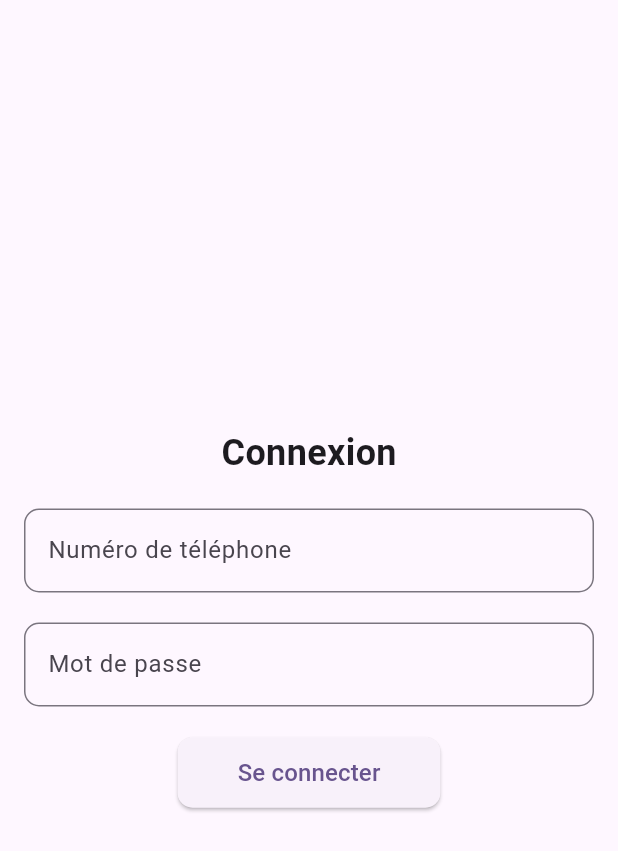
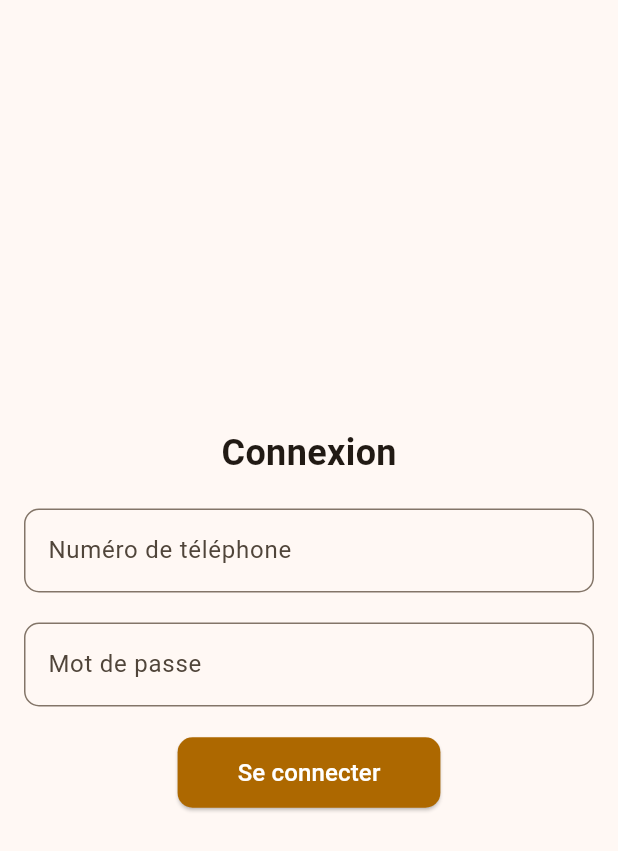
Before and after one commit to Jospin6/basileapp, a Flutter app: the screen it shows after launch, after a tap on "Commencer", on a phone screen of 412 x 824 dp. Shown: the top 851 px of the screen. Run offline on Flutter 3.47's test engine with Material 3 defaults, Android fonts, the phone set to English and light mode, and no system bars; our stand-ins replace cloud_firestore, connectivity_plus, firebase_core, pdf, printing, shared_preferences and 1 more; missing offline and left inert: flutter_sms; accounts and stored records are empty.

Commit message:
change app color

```diff
--- a/lib/main.dart
+++ b/lib/main.dart
@@ -23,10 +23,11 @@ class MyApp extends StatelessWidget {
       title: 'Basile',
       debugShowCheckedModeBanner: false,
       theme: ThemeData(
-        colorScheme: ColorScheme.fromSeed(seedColor: Colors.deepPurple),
+        colorScheme: ColorScheme.fromSeed(
+            seedColor: const Color.fromRGBO(173, 104, 0, 1)),
         useMaterial3: true,
       ),
-      home: const MyHomePage(title: 'Flutter Demo Home Page'),
+      home: const MyHomePage(title: 'Basile'),
     );
   }
 }
@@ -125,7 +126,10 @@ class _MyHomePageState extends State<MyHomePage> {
     return Scaffold(
       appBar: AppBar(
         backgroundColor: Theme.of(context).colorScheme.inversePrimary,
-        title: Text(widget.title),
+        title: Text(
+          widget.title,
+          style: const TextStyle(color: Colors.white),
+        ),
       ),
       body: Center(
         child: Column(
@@ -154,7 +158,10 @@ class _MyHomePageState extends State<MyHomePage> {
                     ),
                   );
                 },
-                child: const Text("Commencer"))
+                style: ElevatedButton.styleFrom(
+                  backgroundColor: const Color.fromRGBO(173, 104, 0, 1),
+                ),
+                child: const Text("Commencer", style: TextStyle(color: Colors.white),))
           ],
         ),
       ),
--- a/lib/screens/agentsPage.dart
+++ b/lib/screens/agentsPage.dart
@@ -47,7 +47,8 @@ class _AgentsPageState extends State<AgentsPage> {
   Widget build(BuildContext context) {
     return Scaffold(
       appBar: AppBar(
-        title: const Text("Liste des agents"),
+        backgroundColor: const Color.fromRGBO(173, 104, 0, 1),
+        title: const Text("Liste des agents", style: TextStyle(color: Colors.white),),
         actions: [
           IconButton(
               onPressed: () {
--- a/lib/screens/clientsZonePage.dart
+++ b/lib/screens/clientsZonePage.dart
@@ -16,7 +16,8 @@ class _ClientsZonePageState extends State<ClientsZonePage> {
   Widget build(BuildContext context) {
     return Scaffold(
       appBar: AppBar(
-        title: Text("Clients de la zone : ${widget.zoneName}"),
+        backgroundColor: const Color.fromRGBO(173, 104, 0, 1),
+        title: Text("Clients de la zone : ${widget.zoneName}", style: const TextStyle(color: Colors.white),),
       ),
       body: FutureBuilder<List<Map<String, dynamic>>>(
         future: firebaseServices.fetchClientsByZone(widget.zoneName),
--- a/lib/screens/connexionPage.dart
+++ b/lib/screens/connexionPage.dart
@@ -87,10 +87,11 @@ class _ConnexionPageState extends State<ConnexionPage> {
                     shape: RoundedRectangleBorder(
                       borderRadius: BorderRadius.circular(10.0),
                     ),
+                    backgroundColor: const Color.fromRGBO(173, 104, 0, 1),
                   ),
                   child: const Text(
                     'Se connecter',
-                    style: TextStyle(fontSize: 16),
+                    style: TextStyle(fontSize: 16, color: Colors.white),
                   ),
                 ),
               ],
--- a/lib/screens/editAgentPage.dart
+++ b/lib/screens/editAgentPage.dart
@@ -123,6 +123,7 @@ class _EditAgentPageState extends State<EditAgentPage> {
   Widget build(BuildContext context) {
     return Scaffold(
       appBar: AppBar(
+        backgroundColor: const Color.fromRGBO(173, 104, 0, 1),
         title: const Text("Modifier un agent"),
       ),
       body: Padding(
@@ -262,7 +263,10 @@ class _EditAgentPageState extends State<EditAgentPage> {
               // Bouton pour soumettre les modifications
               ElevatedButton(
                 onPressed: _updateAgentData,
-                child: const Text("Mettre à jour"),
+                style: ElevatedButton.styleFrom(
+                  backgroundColor: const Color.fromRGBO(173, 104, 0, 1),
+                ),
+                child: const Text("Mettre à jour", style: TextStyle(color: Colors.white),),
               ),
             ],
           ),
--- a/lib/screens/editClientPage.dart
+++ b/lib/screens/editClientPage.dart
@@ -123,6 +123,7 @@ class _EditClientPageState extends State<EditClientPage> {
   Widget build(BuildContext context) {
     return Scaffold(
       appBar: AppBar(
+        backgroundColor: const Color.fromRGBO(173, 104, 0, 1),
         title: const Text("Modifier un Client"),
       ),
       body: Padding(
@@ -230,6 +231,9 @@ class _EditClientPageState extends State<EditClientPage> {
                 const SizedBox(height: 20),
                 ElevatedButton(
                   onPressed: _submitForm,
+                  style: ElevatedButton.styleFrom(
+                    backgroundColor: const Color.fromRGBO(173, 104, 0, 1),
+                  ),
                   child: const Text("Enregistrer les modifications"),
                 ),
               ],
--- a/lib/screens/homePage.dart
+++ b/lib/screens/homePage.dart
@@ -61,10 +61,10 @@ class _HomepageState extends State<Homepage> {
   Widget build(BuildContext context) {
     return Scaffold(
         appBar: AppBar(
-          title: const Text('Basile'),
-          backgroundColor: Colors.blueAccent,
+          title: const Text('Basile', style: TextStyle(color: Colors.white),),
+          backgroundColor: const Color.fromRGBO(173, 104, 0, 1),
           leading: IconButton(
-            icon: const Icon(Icons.menu),
+            icon: const Icon(Icons.menu, color: Colors.white,),
             onPressed: () {
               Scaffold.of(context).openDrawer();
             },
--- a/lib/screens/newAgentPage.dart
+++ b/lib/screens/newAgentPage.dart
@@ -113,6 +113,7 @@ class _NewAgentPageState extends State<NewAgentPage> {
   Widget build(BuildContext context) {
     return Scaffold(
       appBar: AppBar(
+        backgroundColor: const Color.fromRGBO(173, 104, 0, 1),
         title: const Text("Ajouter un agent"),
       ),
       body: Padding(
@@ -230,7 +231,10 @@ class _NewAgentPageState extends State<NewAgentPage> {
               // Bouton pour soumettre le formulaire
               ElevatedButton(
                 onPressed: _submitForm,
-                child: const Text("Ajouter l'agent"),
+                style: ElevatedButton.styleFrom(
+                  backgroundColor: const Color.fromRGBO(173, 104, 0, 1),
+                ),
+                child: const Text("Ajouter l'agent", style: TextStyle(color: Colors.white),),
               ),
             ],
           ),
--- a/lib/screens/newClientPage.dart
+++ b/lib/screens/newClientPage.dart
@@ -42,6 +42,7 @@ class _NewClientPageState extends State<NewClientPage> {
   Widget build(BuildContext context) {
     return Scaffold(
       appBar: AppBar(
+        backgroundColor: const Color.fromRGBO(173, 104, 0, 1),
         title: const Text("Ajouter un Client"),
       ),
       body: Padding(
@@ -158,7 +159,10 @@ class _NewClientPageState extends State<NewClientPage> {
                       );
                     }
                   },
-                  child: const Text("Enregistrer"),
+                  style: ElevatedButton.styleFrom(
+                    backgroundColor: const Color.fromRGBO(173, 104, 0, 1),
+                  ),
+                  child: const Text("Enregistrer", style: TextStyle(color: Colors.white),),
                 ),
               ],
             ),
--- a/lib/screens/paiementHistoryPage.dart
+++ b/lib/screens/paiementHistoryPage.dart
@@ -39,7 +39,10 @@ class _PaiementHistoryPageState extends State<PaiementHistoryPage> {
   Widget build(BuildContext context) {
     DatabaseHelper dbHelper = DatabaseHelper();
     return Scaffold(
-      appBar: AppBar(),
+      appBar: AppBar(
+        backgroundColor: const Color.fromRGBO(173, 104, 0, 1),
+        title: const Text("Historique de paiements"),
+      ),
       body: FutureBuilder<List<Map<String, dynamic>>>(
         future: dbHelper.getPaymentHistoryByClient(widget.clientID),
         builder: (context, snapshot) {
--- a/lib/screens/paiementsPage.dart
+++ b/lib/screens/paiementsPage.dart
@@ -19,9 +19,9 @@ class _PaiementsPageState extends State<PaiementsPage> {
     return Scaffold(
         appBar: AppBar(
           title: const Text('Basile'),
-          backgroundColor: Colors.blueAccent,
+          backgroundColor: const Color.fromRGBO(173, 104, 0, 1),
           leading: IconButton(
-            icon: const Icon(Icons.history),
+            icon: const Icon(Icons.history, color: Colors.white,),
             onPressed: () {
               Navigator.push(
                 context,
--- a/lib/screens/settingsPage.dart
+++ b/lib/screens/settingsPage.dart
@@ -34,9 +34,12 @@ class _SettingsPageState extends State<SettingsPage>
   Widget build(BuildContext context) {
     return Scaffold(
       appBar: AppBar(
+        backgroundColor: const Color.fromRGBO(173, 104, 0, 1),
         title: const Text("Paramètres"),
         bottom: TabBar(
           controller: _tabController,
+          labelColor: Colors.white,
+          indicatorColor: Colors.black,
           tabs: const [
             Tab(text: "Infos"),
             Tab(text: "Autres"),
--- a/lib/screens/singleAgentPage.dart
+++ b/lib/screens/singleAgentPage.dart
@@ -52,6 +52,7 @@ class _SingleAgentPageState extends State<SingleAgentPage>
   Widget build(BuildContext context) {
     return Scaffold(
       appBar: AppBar(
+        backgroundColor: const Color.fromRGBO(173, 104, 0, 1),
         title: const Text("Agent Details"),
         bottom: TabBar(
           controller: _tabController,
--- a/lib/screens/singleZonePage.dart
+++ b/lib/screens/singleZonePage.dart
@@ -83,7 +83,8 @@ class _SingleZonePageState extends State<SingleZonePage> {
   Widget build(BuildContext context) {
     return Scaffold(
       appBar: AppBar(
-        title: Text("Zone : ${widget.zoneName}"),
+        backgroundColor: const Color.fromRGBO(173, 104, 0, 1),
+        title: Text("Zone : ${widget.zoneName}", style: const TextStyle(color: Colors.white),),
       ),
       body: Column(
         children: [
--- a/lib/screens/zonesPage.dart
+++ b/lib/screens/zonesPage.dart
@@ -28,7 +28,8 @@ class _ZonesPageState extends State<ZonesPage> {
   Widget build(BuildContext context) {
     return Scaffold(
       appBar: AppBar(
-        title: const Text("Zones"),
+        backgroundColor: const Color.fromRGBO(173, 104, 0, 1),
+        title: const Text("Zones", style: TextStyle(color: Colors.white),),
       ),
       body: FutureBuilder<List<Map<String, dynamic>>>(
         future: _fetchZones(),
--- a/lib/widgets/cardAddZoneWidget.dart
+++ b/lib/widgets/cardAddZoneWidget.dart
@@ -77,7 +77,10 @@ class _CardAddZoneWidgetState extends State<CardAddZoneWidget> {
             // Bouton pour soumettre le formulaire de zone
             ElevatedButton(
               onPressed: _submitZoneForm,
-              child: const Text("Ajouter la zone"),
+              style: ElevatedButton.styleFrom(
+                backgroundColor: const Color.fromRGBO(173, 104, 0, 1),
+              ),
+              child: const Text("Ajouter la zone", style: TextStyle(color: Colors.white),),
             ),
           ],
         ),
--- a/lib/widgets/drawerWidget.dart
+++ b/lib/widgets/drawerWidget.dart
@@ -31,7 +31,7 @@ class _DrawerWidgetState extends State<DrawerWidget> {
         children: [
           DrawerHeader(
             decoration: const BoxDecoration(
-              color: Colors.blueAccent,
+              color: const Color.fromRGBO(173, 104, 0, 1),
             ),
             child: Column(
               mainAxisAlignment: MainAxisAlignment.center,
```
Also changed, not shown: lib/screens/clientPage.dart (+7 -1 lines), lib/screens/singleClientPage.dart (+19 -4 lines), lib/widgets/cardAddTaxWidget.dart (+7 -1 lines), 1 other file.
